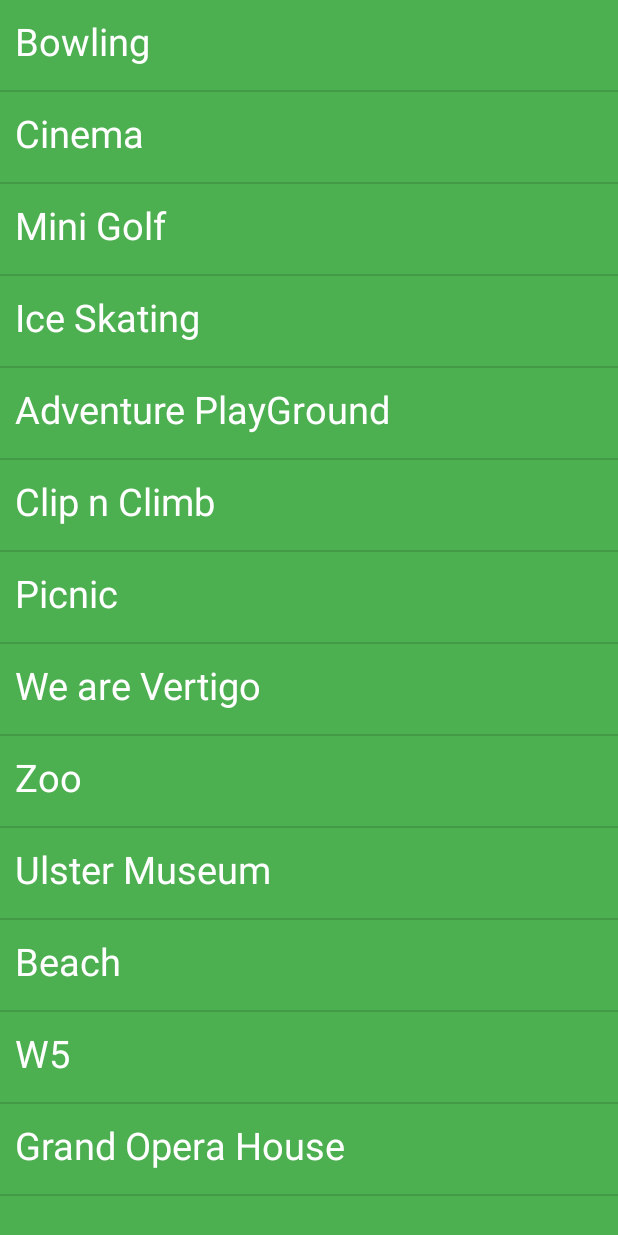
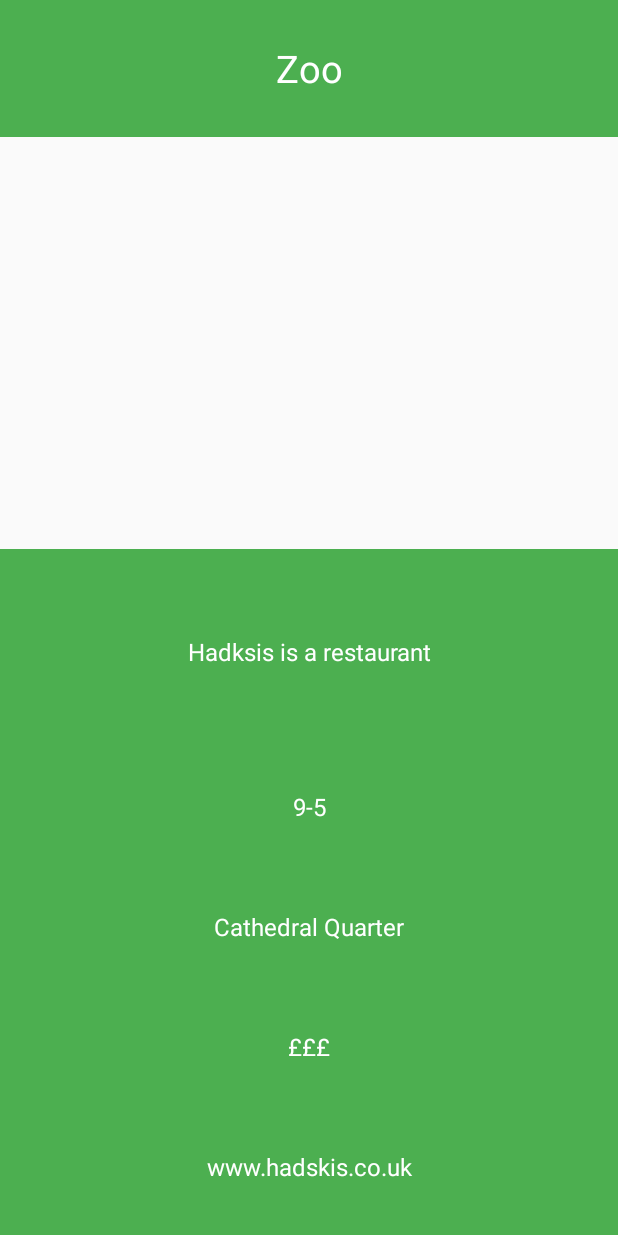
Before and after one commit to ntohill95/TourGuide, an Android app: the FamilyActivity screen opened directly, with no data from a screen before it, after a tap on "Zoo", on a phone screen of 412 x 824 dp. Run offline under Robolectric (Android 15) with nearby library versions, the phone set to English and light mode, and no system bars.

Commit message:
New activity added for each restaurant and sightSeeing.

```diff
--- a/app/src/main/java/com/example/android/tourguideapp/FamilyActivity.java
+++ b/app/src/main/java/com/example/android/tourguideapp/FamilyActivity.java
@@ -1,5 +1,7 @@
 package com.example.android.tourguideapp;
 
+import android.app.Activity;
+import android.content.Intent;
 import android.os.Bundle;
 import android.support.v7.app.AppCompatActivity;
 import android.view.View;
@@ -44,7 +46,9 @@ public class FamilyActivity extends AppCompatActivity {
             @Override
             public void onItemClick(AdapterView<?> parent, View view, int position, long id) {
                 EventModel event = events.get(position);
-
+                Intent eventIntent = new Intent(FamilyActivity.this, EventActivity.class);
+                eventIntent.putExtra("Event",event);
+                startActivity(eventIntent);
             }
         });
 
--- a/app/src/main/res/layout/events_layout.xml
+++ b/app/src/main/res/layout/events_layout.xml
@@ -22,25 +22,25 @@
 
     <TextView
         android:id="@+id/description"
-        style="@style/listItem"
+        style="@style/eventListItem"
         android:layout_width="match_parent"
         android:layout_height="0dp"
-        android:layout_weight="2"
+        android:layout_weight="3"
         android:gravity="center"
         android:text="description" />
 
     <TextView
         android:id="@+id/openingTimes"
-        style="@style/listItem"
+        style="@style/eventListItem"
         android:layout_width="match_parent"
         android:layout_height="0dp"
-        android:layout_weight="2"
+        android:layout_weight="1.5"
         android:gravity="center"
         android:text="opening times" />
 
     <TextView
         android:id="@+id/location"
-        style="@style/listItem"
+        style="@style/eventListItem"
         android:layout_width="match_parent"
         android:layout_height="0dp"
         android:layout_weight="2"
@@ -49,16 +49,16 @@
 
     <TextView
         android:id="@+id/price"
-        style="@style/listItem"
+        style="@style/eventListItem"
         android:layout_width="match_parent"
         android:layout_height="0dp"
-        android:layout_weight="2"
+        android:layout_weight="1.5"
         android:gravity="center"
         android:text="price" />
 
     <TextView
         android:id="@+id/website"
-        style="@style/listItem"
+        style="@style/eventListItem"
         android:layout_width="match_parent"
         android:layout_height="0dp"
         android:layout_weight="2"
--- a/app/src/main/res/values/dimens.xml
+++ b/app/src/main/res/values/dimens.xml
@@ -6,4 +6,5 @@
     <dimen name="listPad">10dp</dimen>
     <dimen name="phraseItemHeight">30dp</dimen>
     <dimen name="phraseListTextSize">18sp</dimen>
+    <dimen name="eventTextSize">16sp</dimen>
 </resources>
--- a/app/src/main/res/values/styles.xml
+++ b/app/src/main/res/values/styles.xml
@@ -36,6 +36,15 @@
         <item name="android:textColor">@color/icons</item>
     </style>
 
+    <style name="eventListItem">
+        <item name="android:layout_width">match_parent</item>
+        <item name="android:layout_height">@dimen/headerBar</item>
+        <item name="android:textSize">@dimen/eventTextSize</item>
+        <item name="android:gravity">left</item>
+        <item name="android:background">@color/primary</item>
+        <item name="android:textColor">@color/icons</item>
+    </style>
+
     <style name="phraseListItem">
         <item name="android:layout_width">match_parent</item>
         <item name="android:layout_height">@dimen/phraseItemHeight</item>
```
Also changed, not shown: app/src/main/java/com/example/android/tourguideapp/RestaurantsActivity.java (+29 -14 lines), app/src/main/java/com/example/android/tourguideapp/SightseeingActivity.java (+31 -13 lines).
